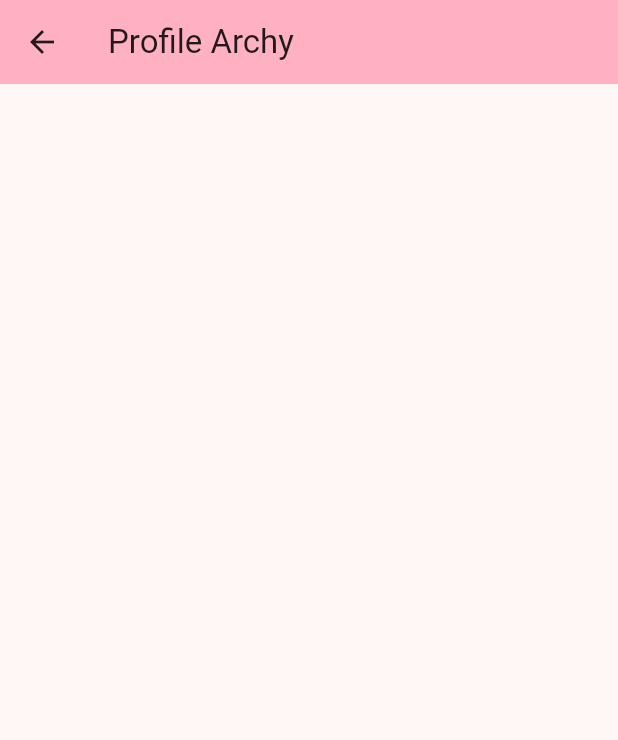
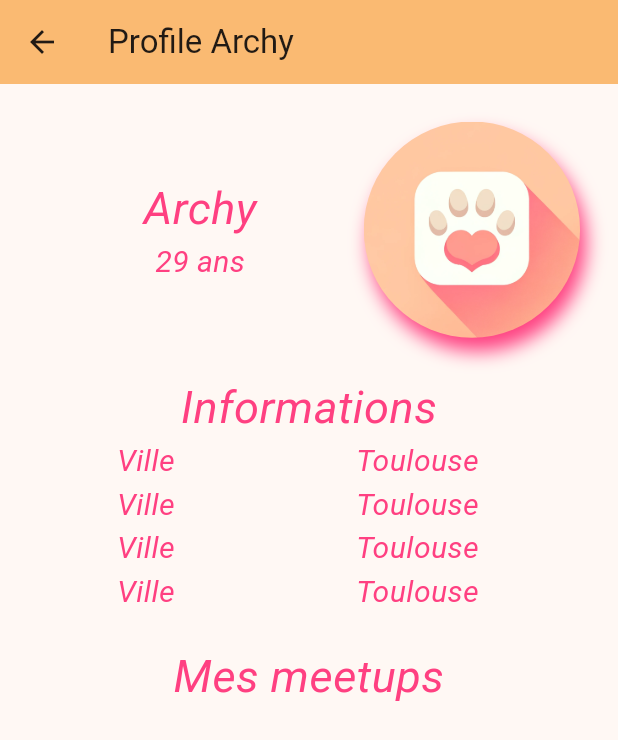
Before and after one commit to Juju-archy/furmeet_test, a Flutter app: the ProfilUSer screen opened directly, on a phone screen of 412 x 824 dp. Shown: the top 740 px of the screen. Run offline on Flutter 3.47's test engine with Material 2 defaults, Android fonts, the phone set to English and light mode, and no system bars.

Commit message:
Avancement page profile_user

```diff
--- a/lib/my_app.dart
+++ b/lib/my_app.dart
@@ -10,7 +10,7 @@ class MyApp extends StatelessWidget {
       debugShowCheckedModeBanner: false,
       title: 'Fur Meet',
       theme: ThemeData(
-        colorScheme: ColorScheme.fromSeed(seedColor: Colors.pinkAccent),
+        colorScheme: ColorScheme.fromSeed(seedColor: Colors.orangeAccent),
         useMaterial3: true,
       ),
       home: const MyHomePage(title: 'Fur Meet'),
--- a/lib/page/profil/profil_user.dart
+++ b/lib/page/profil/profil_user.dart
@@ -1,5 +1,6 @@
 import 'package:flutter/material.dart';
 import 'package:furmeet_test/page/home.dart';
+import 'package:furmeet_test/widgets/function.dart';
 
 class ProfilUSer extends StatefulWidget {
   @override
@@ -19,7 +20,90 @@ class _ProfilUserState extends State<ProfilUSer> {
           title: Text('Profile Archy'),
         ),
         body: SingleChildScrollView(
+          padding: EdgeInsets.all(25.0),
+          child: Column(
+            children: [
+              Row(
+                mainAxisAlignment: MainAxisAlignment.spaceEvenly,
+                children: [
+                  Expanded(
+                    flex: 6,
+                    child: Column(
+                      mainAxisAlignment: MainAxisAlignment.spaceEvenly,
+                      children: [
+                        textWithStyle('Archy', color: Colors.pinkAccent, fontSize: 30.0),
+                        textWithStyle('29 ans', color: Colors.pinkAccent, fontSize: 20.0, fontStyle: FontStyle.italic)
+                      ],
+                    ),
+                  ),
+                  Expanded(
+                    flex: 4,
+                    child: Column(
+                      mainAxisAlignment: MainAxisAlignment.spaceEvenly,
+                      children: [
+                        Container(
+                          height: taille * 0.7,
+                          width: taille,
+                          decoration: const BoxDecoration(
+                              boxShadow: [
+                                BoxShadow(
+                                  color: Colors.pinkAccent,
+                                  blurRadius: 10,
+                                  offset: Offset(4, 9), // Shadow position
+                                ),
+                              ],
+                              shape: BoxShape.circle,
+                              image: DecorationImage(
+                                image: AssetImage('lib/images/furmeet/logo_furmeet.png'),
+                              )
+                          ),
+                        ),
+                      ],
+                    ),
+                  ),
+                ],
+              ),
+              padding(25),
+              //Info
+              Row(
+                mainAxisAlignment: MainAxisAlignment.center,
+                children: [
+                  textWithStyle('Informations', color: Colors.pinkAccent, fontSize: 30.0)
+                ],
+              ),
+              Row(
+                mainAxisAlignment: MainAxisAlignment.spaceEvenly,
+                children: [
+                  Expanded(
+                    flex: 4,
+                    child: Column(
+                      mainAxisAlignment: MainAxisAlignment.start,
+                      children: [
+                        textWithStyle('Ville', color: Colors.pinkAccent),
+                        textWithStyle('Ville', color: Colors.pinkAccent),
+                        textWithStyle('Ville', color: Colors.pinkAccent),
+                        textWithStyle('Ville', color: Colors.pinkAccent),
+                      ],
+                    ),
+                  ),
+                  Expanded(
+                    flex: 6,
+                    child: Column(
+                      children: [
+                        textWithStyle('Toulouse', color: Colors.pinkAccent),
+                        textWithStyle('Toulouse', color: Colors.pinkAccent),
+                        textWithStyle('Toulouse', color: Colors.pinkAccent),
+                        textWithStyle('Toulouse', color: Colors.pinkAccent),
+                      ],
+                    ),
+                  ),
+                ],
+              ),
+              padding(20),
+              textWithStyle('Mes meetups', color: Colors.pinkAccent, fontSize: 30.0),
 
+            ],
+          ),
         ),
       ),
     );
```
